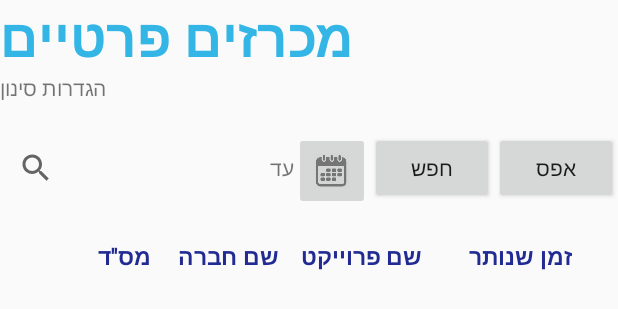
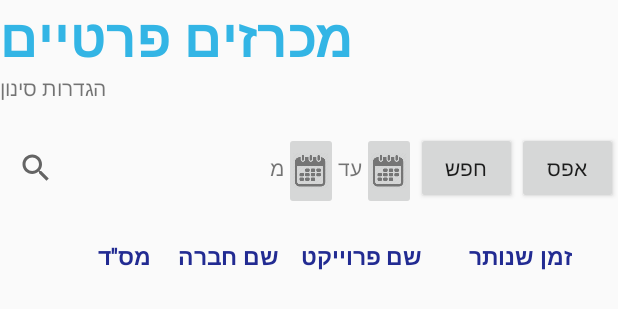
Before and after one commit to nisimth/TenderApp, an Android app: the layout fragment_private_tenders.xml on its own in the app's theme, with its tools: preview values and no code run, on a phone screen of 412 x 824 dp. Shown: the top 309 px of the screen. Run offline under Robolectric (Android 15) with nearby library versions, the phone set to English and light mode, and no system bars.

Commit message:
30/7/18 סינון לפי תאריכים

```diff
--- a/app/src/main/res/layout/fragment_private_tenders.xml
+++ b/app/src/main/res/layout/fragment_private_tenders.xml
@@ -43,7 +43,18 @@
 
 
             </LinearLayout>
+            <TextView
 
+                android:layout_width="wrap_content"
+                android:layout_height="wrap_content"
+                android:text="מ"
+                />
+            <ImageButton
+                android:id="@+id/filter_start_date_btn"
+                android:layout_width="wrap_content"
+                android:layout_height="wrap_content"
+                android:src="@drawable/ic_calendar"
+                android:layout_weight="1"/>
             <TextView
 
                 android:layout_width="wrap_content"
```
Also changed, not shown: app/src/main/java/com/skyapps/bennyapp/tenders/privateTenders.java (+73 -11 lines).
